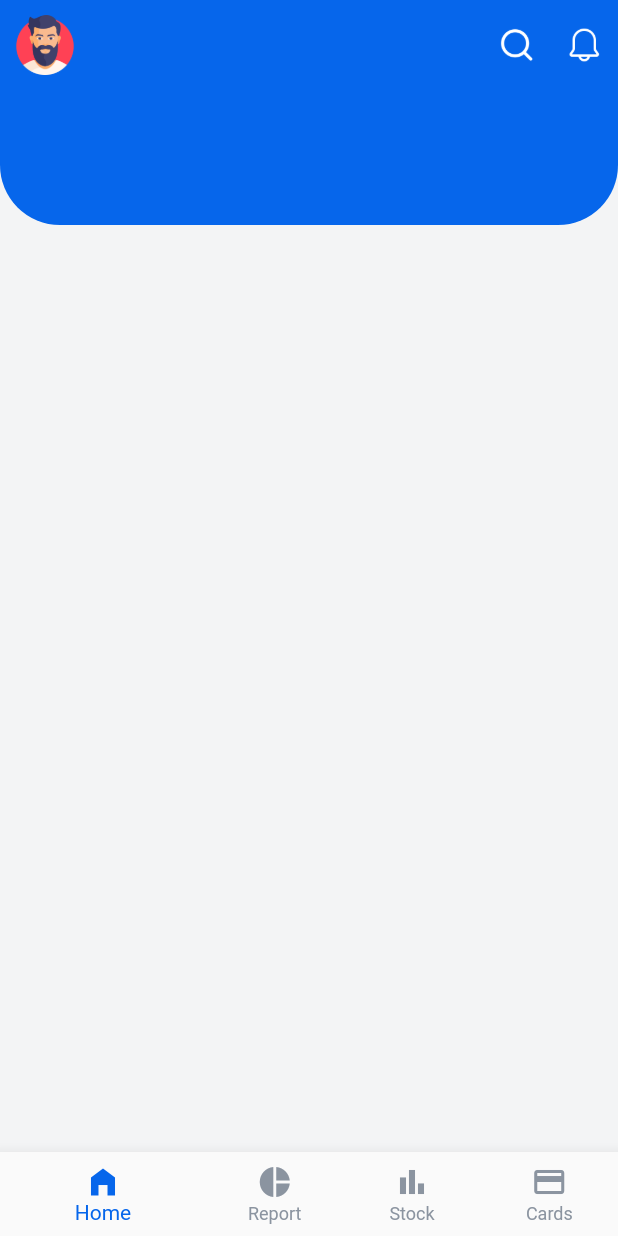
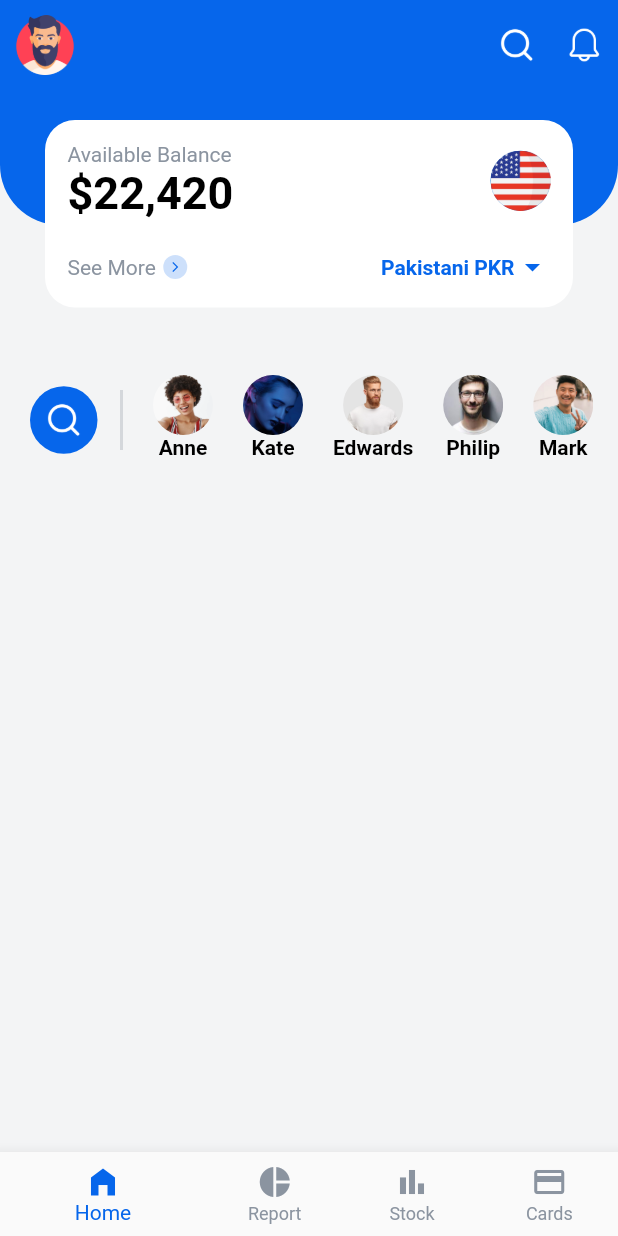
Before and after one commit to Osama-14/financBtc, a Flutter app: the screen it shows after launch, on a phone screen of 412 x 824 dp. Run offline on Flutter 3.47's test engine with Material 2 defaults, Android fonts, the phone set to English and light mode, and no system bars.

```diff
--- a/lib/home_page.dart
+++ b/lib/home_page.dart
@@ -1,3 +1,4 @@
+import 'package:financeapp/widgets/contact_section.dart';
 import 'package:financeapp/widgets/top_section.dart';
 import 'package:flutter/material.dart';
 import 'package:financeapp/colors.dart' as color;
@@ -26,7 +27,7 @@ class HomePage extends StatelessWidget {
         child: Column(
           children: [
             TopSection(),
-            //ContactSection(),
+            ContactSection(),
           SizedBox(height: 20),
           //ActionSection(),
           SizedBox(height: 20),
--- /dev/null
+++ b/lib/widgets/contact_section.dart
@@ -0,0 +1,64 @@
+import 'package:financeapp/models/contacts.dart';
+import 'package:financeapp/mytextstyles.dart';
+import 'package:flutter/material.dart';
+import 'package:financeapp/colors.dart' as color;
+
+
+class ContactSection extends StatelessWidget {
+  const ContactSection({super.key});
+
+  @override
+  Widget build(BuildContext context) {
+    return Container(
+      padding: EdgeInsets.only(left: 20),
+      height: 60,
+      child: Row(
+        mainAxisAlignment: MainAxisAlignment.start,
+        children: [
+          Container(
+            padding: EdgeInsets.all(10),
+            decoration: BoxDecoration(
+              color: color.Colors.accentColor,
+              shape: BoxShape.circle,
+            ),
+            child: Image.asset("assets/images/search.png",
+            color: Colors.white,
+            width: 25,
+            height: 25,
+            ),
+          ),
+          SizedBox(width: 15),
+          Container(
+            height: 40,
+            width: 2,
+            color: color.Colors.disableColor.withOpacity(0.3),
+          ),
+          Expanded(child: ListView.builder(
+            scrollDirection: Axis.horizontal,
+            itemCount: contacts().length,
+            padding: EdgeInsets.symmetric(horizontal: 10),
+            itemBuilder: (context, index) {
+              return Container(
+                padding: EdgeInsets.only(right: 10, left: 10),
+                child: Column(children: [
+                  ClipOval(
+                    child: Image.asset(
+                      contacts()[index].imageLink,
+                      fit: BoxFit.cover,
+                      width: 40,
+                      height: 40,
+                    ),
+                  ),
+                  Text(
+                    contacts()[index].name,
+                    style: MyTextStyles.bodyText2,
+                  )
+                ]),
+              );
+            } ,
+          ))
+        ],
+      ),
+    );
+  }
+}
--- a/lib/widgets/top_section.dart
+++ b/lib/widgets/top_section.dart
@@ -1,7 +1,6 @@
+import 'package:financeapp/mytextstyles.dart';
 import 'package:flutter/material.dart';
 import 'package:financeapp/colors.dart' as color;
-
-
 
 class TopSection extends StatelessWidget {
   const TopSection({super.key});
@@ -37,7 +36,8 @@ class TopSection extends StatelessWidget {
                 height: 40,
                 alignment: Alignment.topLeft,
               )),
-                Image.asset("assets/images/search.png",
+              Image.asset(
+                "assets/images/search.png",
                 height: 25,
                 width: 25,
                 color: Colors.white,
@@ -48,14 +48,89 @@ class TopSection extends StatelessWidget {
                 width: 25,
                 height: 25,
                 color: Colors.white,
-
-                  //coloring
-
               ),
             ],
           ),
+        ),
+        Positioned(
+          top: 80,
+          left: 0,
+          right: 0,
+          child: Container(
+            margin: EdgeInsets.symmetric(horizontal: 30),
+            padding: EdgeInsets.all(15),
+            decoration: BoxDecoration(
+              color: Colors.white,
+              borderRadius: BorderRadius.circular(20),
+            ),
+            child: Column(
+              crossAxisAlignment: CrossAxisAlignment.start,
+              children: [
+                Row(
+                  mainAxisAlignment: MainAxisAlignment.spaceBetween,
+                  children: [
+                    Column(
+                      crossAxisAlignment: CrossAxisAlignment.start,
+                      children: [
+                        Text(
+                          "Available Balance",
+                          style: MyTextStyles.subtitle1,
+                        ),
+                        Text(
+                          "\$22,420",
+                          style: MyTextStyles.headline1,
+                        ),
+                      ],
+                    ),
+                    CircleAvatar(
+                      radius: 20,
+                      child: Image.asset("assets/images/usa.png"),
+                    ),
+                ],
+                ),
+                SizedBox(height: 20,),
+                Row(
+                  mainAxisAlignment: MainAxisAlignment.spaceBetween,
+                  children: [
+                    Row(
+                      children: [
+                        Text("See More",
+                        style: MyTextStyles.subtitle1,
+                        ),
+                        SizedBox(width: 5),
+                        Container(
+                          padding: EdgeInsets.all(4),
+                          decoration: BoxDecoration(
+                            color: color.Colors.accentColor.withOpacity(0.2),
+                            shape: BoxShape.circle,
+                          ),
+                          child: Icon(
+                            Icons.arrow_forward_ios,
+                            size: 8,
+                            color: color.Colors.accentColor,
+                          ),
+                        )
+                      ],
+                    ),
 
+                    Row(
+                      children: [
+                        Text(
+                          "Pakistani PKR",
+                          style: MyTextStyles.subtitle2,
+                        ),
+                        Icon(
+                          Icons.arrow_drop_down,
+                          color: color.Colors.accentColor,
                         )
+                      ],
+                    )
+                  ],
+                ),
+              ],
+            ),
+          ),
+        ),
       ],
     );
   }
```
Lines whose indentation alone changed are shown as unchanged.
